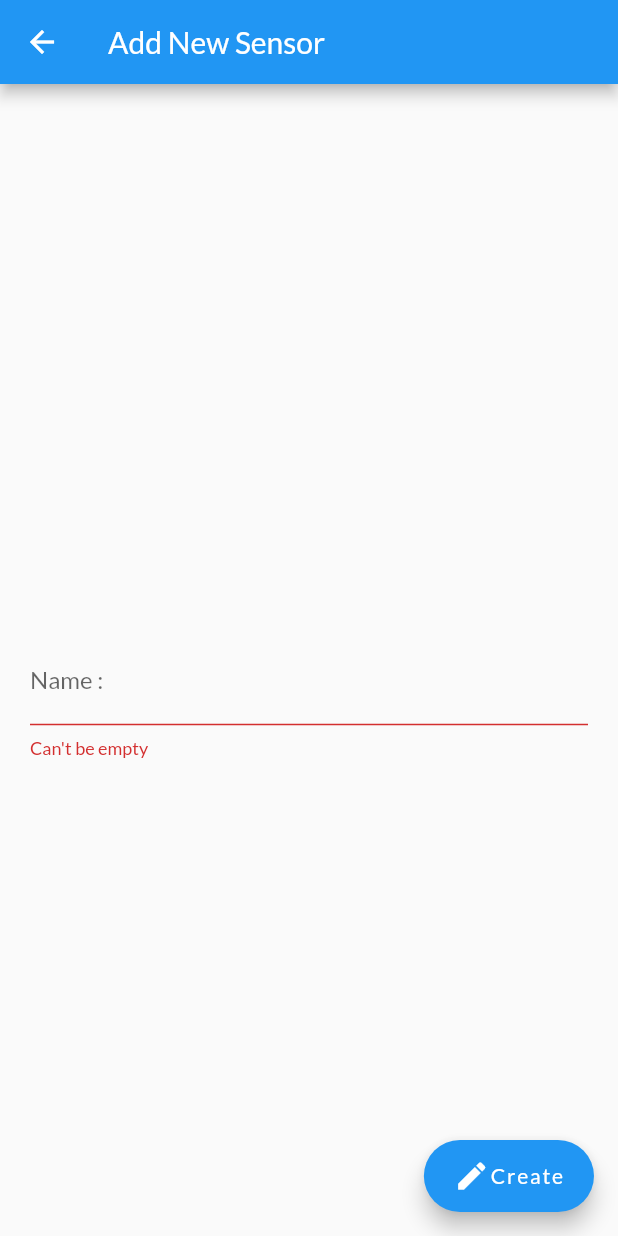
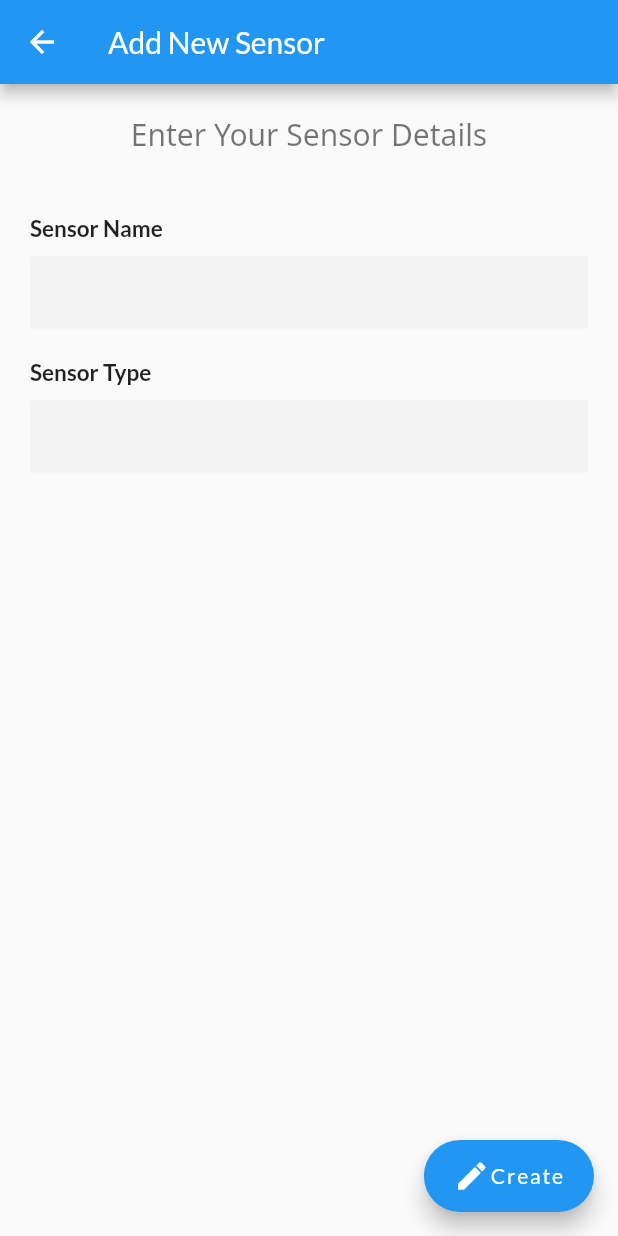
Before and after one commit to Ramiiyan/agri_io_app, a Flutter app: the screen it shows after launch, after a tap on the "add circle" icon, on a phone screen of 412 x 824 dp. Run offline on Flutter 3.47's test engine with Material 2 defaults, Android fonts, the phone set to English and light mode, and no system bars; our stand-ins replace google_fonts; missing offline and left inert: smartsocketapp; network calls fail.

Commit message:
Fetch Sensor data, refresh data

```diff
--- a/lib/BaseComponents/AppWidgets.dart
+++ b/lib/BaseComponents/AppWidgets.dart
@@ -73,11 +73,8 @@ class AppWidgets {
     );
   }
 
-  Widget entryField(GlobalKey<FormState> formKey, String title,
-      {bool isPassword = false}) {
-    //final formKey = formKey;
+  Widget entryField(String title, {bool isPassword = false}) {
     return Container(
-      key: formKey,
       margin: const EdgeInsets.symmetric(vertical: 10),
       child: Column(
         crossAxisAlignment: CrossAxisAlignment.start,
@@ -97,6 +94,7 @@ class AppWidgets {
                 }
                 return null;
               },
+              autovalidateMode: AutovalidateMode.onUserInteraction,
               decoration: const InputDecoration(
                   border: InputBorder.none,
                   fillColor: Color(0xfff3f3f4),
--- a/lib/Cards/sensor_view.dart
+++ b/lib/Cards/sensor_view.dart
@@ -1,11 +1,19 @@
+import 'package:agri_io_app/Models/sensor_model.dart';
+import 'package:agri_io_app/Services/HttpService.dart';
 import 'package:flutter/material.dart';
 
 import '../routes/Routes.dart';
 import 'internalClass.dart';
 
-class SensorViewPage extends StatelessWidget {
+class SensorViewPage extends StatefulWidget {
   SensorViewPage({super.key});
+  @override
+  SensorViewPageState createState() => SensorViewPageState();
+}
 
+class SensorViewPageState extends State<SensorViewPage> {
+  final HttpService httpService = HttpService();
+  List<Sensor>? sensorList;
   final sampleData = [
     {
       "sensorName": "Sensor_01",
@@ -47,7 +55,9 @@ class SensorViewPage extends StatelessWidget {
       appBar: AppBar(
         title: const Text('Agri.IO'),
       ),
-      body: sensorGridView2(context),
+      body: RefreshIndicator(
+          onRefresh: () => refreshSensors(context),
+          child: sensorGridView2(context)),
       floatingActionButton: FloatingActionButton(
           heroTag: 'SensorTag',
           // backgroundColor: Color.fromARGB(0, 255, 255, 255),
@@ -61,16 +71,40 @@ class SensorViewPage extends StatelessWidget {
     );
   }
 
-  Widget sensorGridView(BuildContext context) {
-    return GridView.count(
-      crossAxisCount: 2,
-      children: List.generate(10, (index) {
-        return sensorCard(context, "Sensor_$index", "Soil Moisture", 100);
-      }),
-    );
+  Future<void> refreshSensors(BuildContext context) async {
+    final sensors = await httpService.fetchSensors();
+    setState(() {
+      sensorList = sensors;
+    });
   }
 
   Widget sensorGridView2(BuildContext context) {
+    return FutureBuilder(
+        future: httpService.fetchSensors(),
+        builder: (BuildContext context, AsyncSnapshot snapshot) {
+          if (snapshot.hasData) {
+            List<Sensor>? sensors = snapshot.data;
+            return GridView.builder(
+                gridDelegate: const SliverGridDelegateWithMaxCrossAxisExtent(
+                  maxCrossAxisExtent: 200,
+                  crossAxisSpacing: 10,
+                  mainAxisSpacing: 10,
+                ),
+                itemCount: sensors!.length,
+                itemBuilder: ((context, index) {
+                  return sensorCard(
+                      context: context,
+                      sensorName: sensors[index].sensorName,
+                      sensorType: sensors[index].type,
+                      sensorValue: 100); //Random Value Assigned.
+                }));
+          } else {
+            return const Center(child: CircularProgressIndicator());
+          }
+        });
+  }
+
+  Widget sensorGridView(BuildContext context) {
     return GridView.builder(
         gridDelegate: const SliverGridDelegateWithMaxCrossAxisExtent(
           maxCrossAxisExtent: 200,
@@ -80,13 +114,19 @@ class SensorViewPage extends StatelessWidget {
         itemCount: sampleData.length,
         itemBuilder: ((context, index) {
           var item = sampleData[index];
-          return sensorCard(context, item['sensorName'].toString(),
-              item['sensorType'].toString(), item['sensorValue'] as int);
+          return sensorCard(
+              context: context,
+              sensorName: item['sensorName'].toString(),
+              sensorType: item['sensorType'].toString(),
+              sensorValue: item['sensorValue'] as int);
         }));
   }
 
-  Widget sensorCard(BuildContext context, String sensorName, String sensorType,
-      int sensorValue) {
+  Widget sensorCard(
+      {required BuildContext context,
+      required String sensorName,
+      required String sensorType,
+      int? sensorValue}) {
     return Card(
         child: Column(
       mainAxisAlignment: MainAxisAlignment.start,
--- a/lib/Models/sensor_model.dart
+++ b/lib/Models/sensor_model.dart
@@ -1,12 +1,16 @@
+import 'package:flutter/foundation.dart';
+
 class Sensor {
-  String sensorName;
-  String type;
-  //double sensorValue; ##TODO
+  final String sensorName;
+  final String type;
+  double? sensorValue;
 
-  Sensor(this.sensorName, this.type);
+  Sensor(this.sensorName, this.type, this.sensorValue);
+  Sensor.withoutSensorValue({required this.sensorName, required this.type});
 
-  factory Sensor.fromJson(dynamic json) {
-    return Sensor(json['sensorName'] as String, json['type'] as String);
+  factory Sensor.fromJson(Map<String, dynamic> json) {
+    return Sensor.withoutSensorValue(
+        sensorName: json['sensorName'] as String, type: json['type'] as String);
   }
 
   @override
--- /dev/null
+++ b/lib/Services/HttpService.dart
@@ -0,0 +1,36 @@
+import 'dart:convert';
+
+import 'package:agri_io_app/Models/sensor_model.dart';
+import 'package:http/http.dart';
+
+class HttpService {
+  final String baseURL = "http://localhost:8080";
+
+  Future<List<Sensor>> fetchSensors() async {
+    Response res = await get(Uri.parse("$baseURL/sensors"));
+
+    if (res.statusCode == 200) {
+      List<dynamic> body = jsonDecode(res.body);
+      List<Sensor> sensors = body
+          .map(
+            (dynamic item) => Sensor.fromJson(item),
+          )
+          .toList();
+      //return decodeSensors(res.body);
+      return sensors;
+    } else {
+      throw Exception('Unable to fetch data from the REST API');
+    }
+  }
+
+  // List<Sensor> decodeSensors(String responseBody) {
+  //   List<dynamic> body = jsonDecode(responseBody);
+
+  //   List<Sensor> sensors = body
+  //       .map(
+  //         (dynamic item) => Sensor.fromJson(item),
+  //       )
+  //       .toList();
+  //   return sensors;
+  // }
+}
--- a/lib/add_sensor.dart
+++ b/lib/add_sensor.dart
@@ -1,5 +1,7 @@
+import 'package:agri_io_app/BaseComponents/AppWidgets.dart';
 import 'package:agri_io_app/routes/Routes.dart';
 import 'package:flutter/material.dart';
+import 'package:google_fonts/google_fonts.dart';
 
 class AddSensor extends StatefulWidget {
   AddSensor({Key? key}) : super(key: key);
@@ -11,8 +13,7 @@ class AddSensor extends StatefulWidget {
 }
 
 class AddSensorState extends State<AddSensor> {
-  final _controller = TextEditingController();
-  var _text = '';
+  final _formKey = GlobalKey<FormState>();
 
   @override
   Widget build(BuildContext context) {
@@ -28,54 +29,39 @@ class AddSensorState extends State<AddSensor> {
                 padding: const EdgeInsets.symmetric(horizontal: 20),
                 child: Column(
                     crossAxisAlignment: CrossAxisAlignment.center,
-                    mainAxisAlignment: MainAxisAlignment.center,
+                    mainAxisAlignment: MainAxisAlignment.start,
                     children: <Widget>[
-                      const SizedBox(height: 10),
-                      const SizedBox(height: 50),
-                      //AppWidgets(context).entryField(formKey, 'Name :'),
-                      TextField(
-                          controller: _controller,
-                          obscureText: false,
-                          decoration: InputDecoration(
-                            labelText: 'Name :',
-                            errorText: textValidation(),
-                          ),
-                          onChanged: (text) => setState(() => _text)),
-                      const SizedBox(height: 10),
+                      const SizedBox(height: 20),
+                      Text(
+                        'Enter Your Sensor Details',
+                        textAlign: TextAlign.center,
+                        style: GoogleFonts.notoSans(
+                          textStyle: Theme.of(context).textTheme.displayMedium,
+                          fontSize: 20,
+                        ),
+                      ),
+                      const SizedBox(height: 30),
+                      Form(
+                          key: _formKey,
+                          child: Column(children: <Widget>[
+                            AppWidgets(context).entryField("Sensor Name"),
+                            AppWidgets(context).entryField("Sensor Type")
+                          ])),
                     ]),
               ),
             ],
           )),
       floatingActionButton: FloatingActionButton.extended(
         label: const Row(children: [Icon(Icons.create), Text('Create')]),
-        onPressed: _controller.value.text.isNotEmpty ? submit : null,
+        onPressed: submit,
       ),
     );
   }
 
   void submit() {
-    Navigator.of(context).pushNamedAndRemoveUntil(
-        Routes.sensorView, ModalRoute.withName(Routes.sensorView));
-  }
-
-  String? textValidation() {
-    // at any time, we can get the text from _controller.value.text
-    final text = _controller.value.text;
-    // Note: you can do your own custom validation here
-    // Move this logic this outside the widget for more testable code
-    if (text.isEmpty) {
-      return 'Can\'t be empty';
+    if (_formKey.currentState!.validate()) {
+      Navigator.of(context)
+          .pushNamedAndRemoveUntil(Routes.sensorView, (route) => false);
     }
-    if (text.length < 4) {
-      return 'Too short';
-    }
-    // return null if the text is valid
-    return null;
-  }
-
-  @override
-  void dispose() {
-    _controller.dispose();
-    super.dispose();
   }
 }
--- a/lib_private/home.dart
+++ b/lib_private/home.dart
@@ -21,7 +21,7 @@ class HomePage extends StatefulWidget {
 }
 
 class _HomePageState extends State<HomePage> {
-  var _data = [
+  final _data = [
     {
       "name": "Test Device 1",
       "serial_number": "0000000001",
```
Also changed, not shown: lib_private/WifiSetup.dart (+24 -33 lines).
